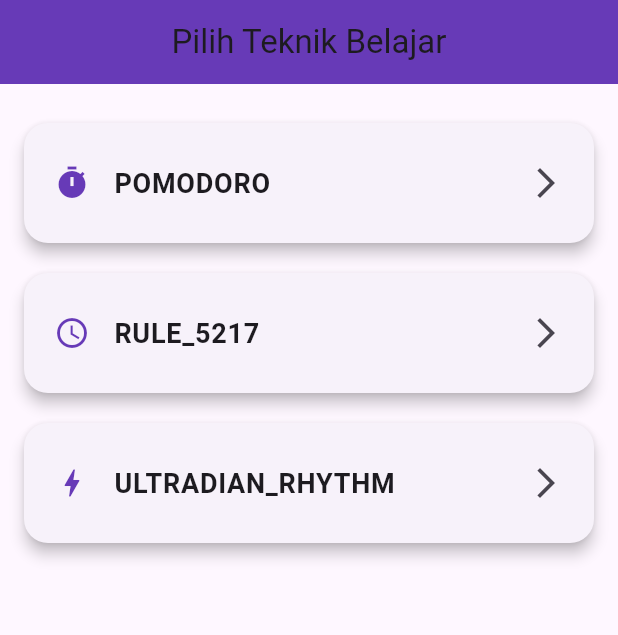
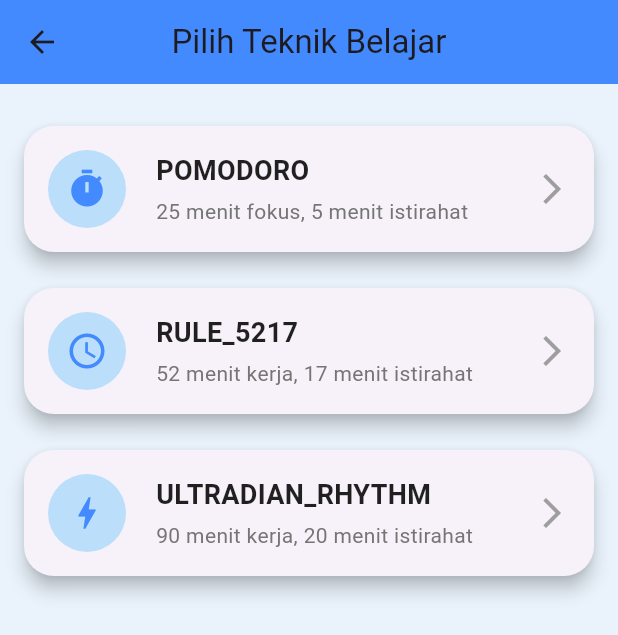
Before and after one commit to 23091397089DiahArum/StudyPulse, a Flutter app: the TeknikPage screen opened directly, on a phone screen of 412 x 824 dp. Shown: the top 635 px of the screen. Run offline on Flutter 3.47's test engine with Material 3 defaults, Android fonts, the phone set to English and light mode, and no system bars; our stand-ins replace shared_preferences; accounts and stored records are empty.

Commit message:
first commit

```diff
--- a/lib/pages/teknik_page.dart
+++ b/lib/pages/teknik_page.dart
@@ -18,31 +18,39 @@ class TeknikPage extends StatelessWidget {
     }
   }
 
+  String _getDescription(TimerMode mode) {
+    switch (mode) {
+      case TimerMode.pomodoro:
+        return "25 menit fokus, 5 menit istirahat";
+      case TimerMode.rule_5217:
+        return "52 menit kerja, 17 menit istirahat";
+      case TimerMode.ultradian_rhythm:
+        return "90 menit kerja, 20 menit istirahat";
+      default:
+        return "";
+    }
+  }
+
   @override
   Widget build(BuildContext context) {
     return Scaffold(
+      backgroundColor: const Color(0xFFEAF3FC), // biru muda sebagai background
       appBar: AppBar(
         title: const Text("Pilih Teknik Belajar"),
         centerTitle: true,
-        backgroundColor: Colors.deepPurple,
+        backgroundColor: Colors.blueAccent,
       ),
       body: ListView(
         padding: const EdgeInsets.all(16),
         children: TimerMode.values.map((mode) {
           return Card(
             shape: RoundedRectangleBorder(
-              borderRadius: BorderRadius.circular(16),
+              borderRadius: BorderRadius.circular(20),
             ),
-            elevation: 4,
-            margin: const EdgeInsets.symmetric(vertical: 10),
-            child: ListTile(
-              contentPadding: const EdgeInsets.symmetric(horizontal: 20, vertical: 12),
-              leading: Icon(_getIconForMode(mode), color: Colors.deepPurple),
-              title: Text(
-                mode.name.toUpperCase(),
-                style: const TextStyle(fontSize: 18, fontWeight: FontWeight.bold),
-              ),
-              trailing: const Icon(Icons.arrow_forward_ios),
+            elevation: 5,
+            margin: const EdgeInsets.symmetric(vertical: 12),
+            child: InkWell(
+              borderRadius: BorderRadius.circular(20),
               onTap: () {
                 Navigator.push(
                   context,
@@ -51,6 +59,50 @@ class TeknikPage extends StatelessWidget {
                   ),
                 );
               },
+              child: Padding(
+                padding: const EdgeInsets.all(16),
+                child: Row(
+                  children: [
+                    Container(
+                      decoration: BoxDecoration(
+                        color: Colors.blue.shade100,
+                        shape: BoxShape.circle,
+                      ),
+                      padding: const EdgeInsets.all(12),
+                      child: Icon(
+                        _getIconForMode(mode),
+                        size: 28,
+                        color: Colors.blueAccent,
+                      ),
+                    ),
+                    const SizedBox(width: 20),
+                    Expanded(
+                      child: Column(
+                        crossAxisAlignment: CrossAxisAlignment.start,
+                        children: [
+                          Text(
+                            mode.name.toUpperCase(),
+                            style: const TextStyle(
+                              fontSize: 18,
+                              fontWeight: FontWeight.bold,
+                              color: Colors.black87,
+                            ),
+                          ),
+                          const SizedBox(height: 4),
+                          Text(
+                            _getDescription(mode),
+                            style: TextStyle(
+                              fontSize: 14,
+                              color: Colors.grey.shade600,
+                            ),
+                          ),
+                        ],
+                      ),
+                    ),
+                    const Icon(Icons.arrow_forward_ios, color: Colors.grey),
+                  ],
+                ),
+              ),
             ),
           );
         }).toList(),
--- a/pubspec.yaml
+++ b/pubspec.yaml
@@ -30,6 +30,7 @@ environment:
 dependencies:
   flutter:
     sdk: flutter
+  shared_preferences: ^2.0.15
 
   # The following adds the Cupertino Icons font to your application.
   # Use with the CupertinoIcons class for iOS style icons.
```
Also changed, not shown: lib/main.dart (+28 -1 lines), lib/models/materi.dart (+10 -0 lines), lib/pages/home_page.dart (added, +86 -0 lines), lib/pages/motivation_page.dart (added, +109 -0 lines), lib/pages/timer_page.dart (+33 -51 lines), lib/splash_screen.dart (+11 -5 lines), pubspec.lock, 2 other files.
